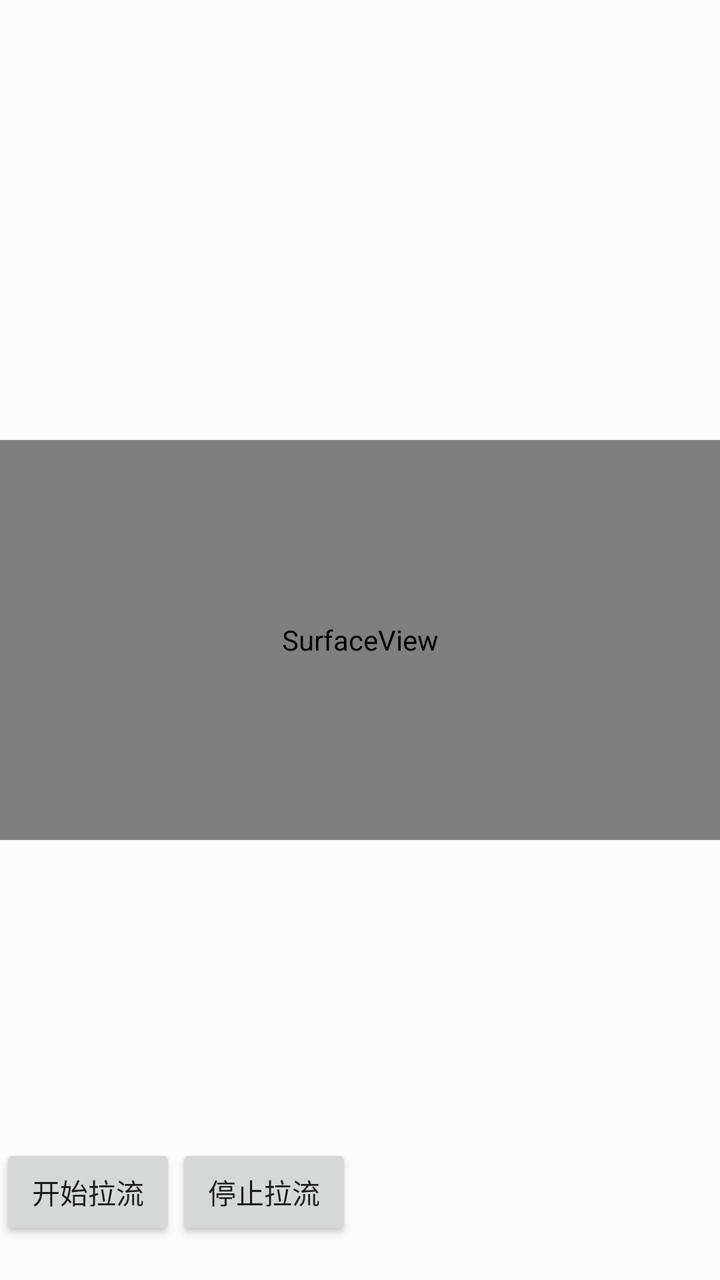
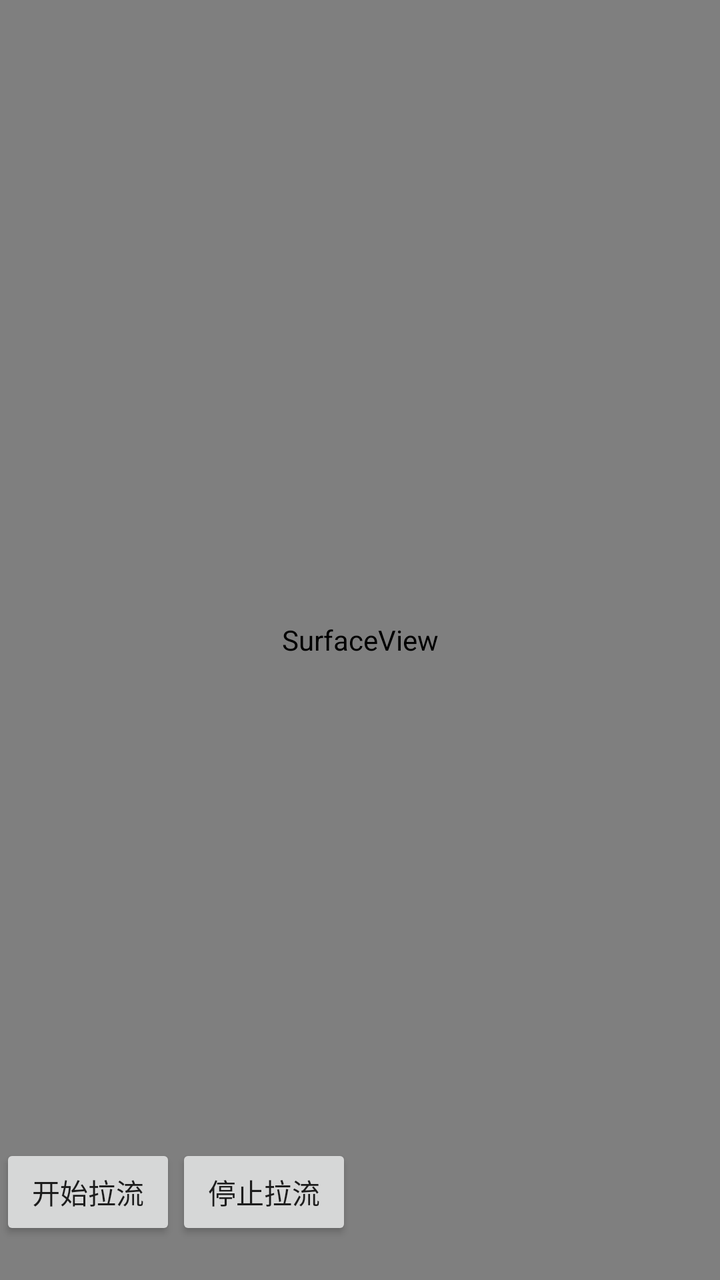

Two renders of the same Android screen: before a commit and after it. Below are the layout's source before the change and the commit's diff.
<!-- AndroidManifest.xml: application theme AppTheme -->
<!-- res/layout/activity_main.xml -->
<?xml version="1.0" encoding="utf-8"?>
<FrameLayout xmlns:android="http://schemas.android.com/apk/res/android"
    xmlns:tools="http://schemas.android.com/tools"
    android:layout_width="match_parent"
    android:layout_height="match_parent"
    tools:context="io.chengguo.live.MainActivity">

    <SurfaceView
        android:id="@+id/surface"
        android:layout_width="match_parent"
        android:layout_height="200dp"
        android:layout_gravity="center" />

    <LinearLayout
        android:layout_width="wrap_content"
        android:layout_height="wrap_content"
        android:layout_gravity="bottom"
        android:layout_marginBottom="20dp">

        <Button
            android:id="@+id/btn_start"
            android:layout_width="wrap_content"
            android:layout_height="wrap_content"
            android:text="开始拉流" />

        <Button
            android:id="@+id/btn_stop"
            android:layout_width="wrap_content"
            android:layout_height="wrap_content"
            android:layout_gravity="bottom"
            android:text="停止拉流" />
    </LinearLayout>
</FrameLayout>
<!-- resources referenced by this layout -->
<resources>
  <style name="AppTheme" parent="Theme.AppCompat.Light.DarkActionBar">
          
      </style>
</resources>

<!-- the commit's change to res/layout/activity_main.xml (unified diff, before → after) -->
@@ -8,7 +8,7 @@
     <SurfaceView
         android:id="@+id/surface"
         android:layout_width="match_parent"
-        android:layout_height="200dp"
+        android:layout_height="match_parent"
         android:layout_gravity="center" />
 
     <LinearLayout
